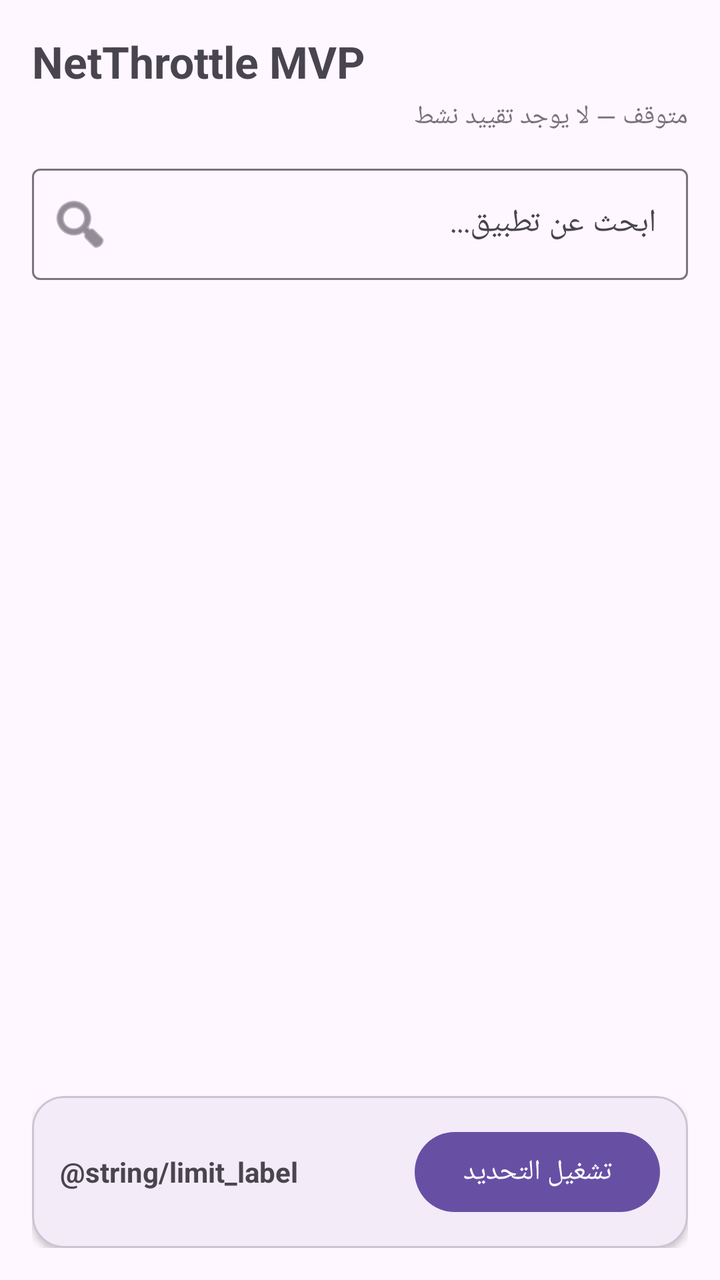
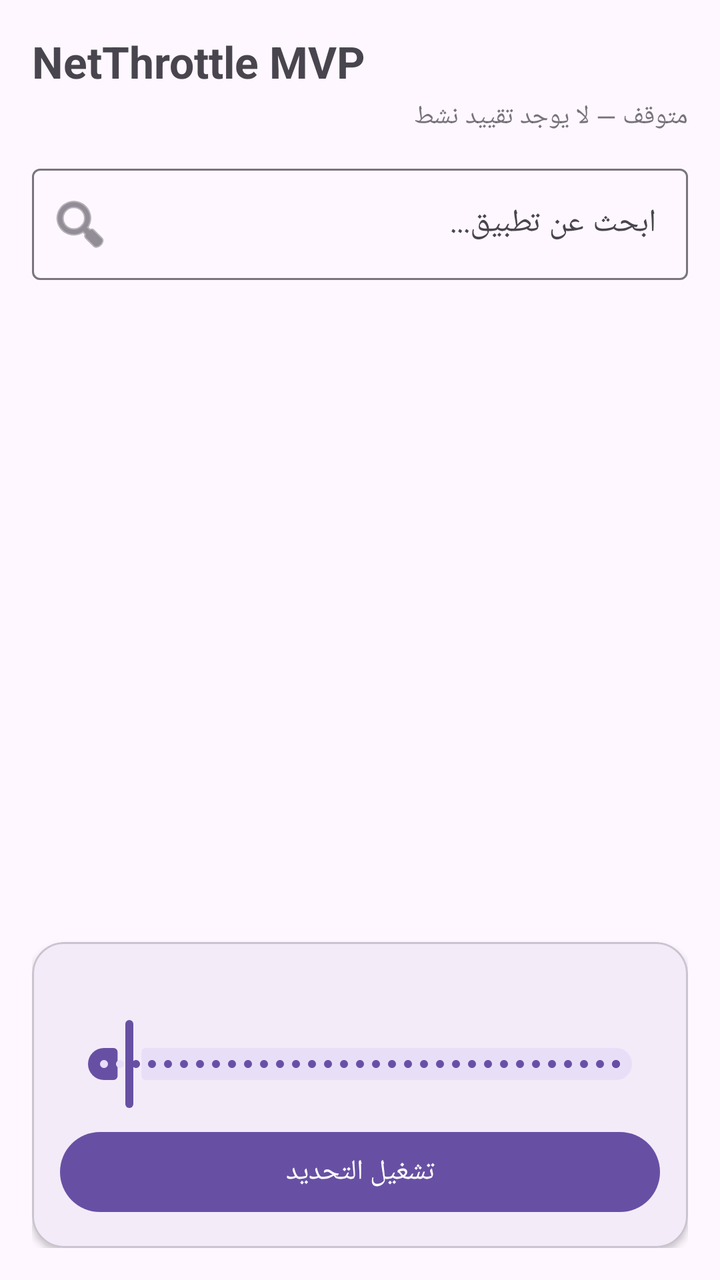

Before-and-after screenshots of an Android layout around one commit, followed by the original layout XML and the change that was made.
<!-- AndroidManifest.xml: application theme Theme.Material3.DayNight.NoActionBar -->
<!-- res/layout/activity_main.xml -->
<?xml version="1.0" encoding="utf-8"?>
<androidx.coordinatorlayout.widget.CoordinatorLayout xmlns:android="http://schemas.android.com/apk/res/android"
    xmlns:app="http://schemas.android.com/apk/res-auto"
    android:layout_width="match_parent"
    android:layout_height="match_parent"
    android:fitsSystemWindows="true">

    <LinearLayout
        android:layout_width="match_parent"
        android:layout_height="match_parent"
        android:orientation="vertical"
        android:padding="16dp">

        <TextView
            android:id="@+id/tvTitle"
            android:layout_width="match_parent"
            android:layout_height="wrap_content"
            android:text="@string/app_name"
            android:textSize="22sp"
            android:textStyle="bold" />

        <TextView
            android:id="@+id/tvStatus"
            android:layout_width="match_parent"
            android:layout_height="wrap_content"
            android:layout_marginTop="4dp"
            android:text="@string/status_idle"
            android:textSize="13sp"
            android:alpha="0.75" />

        <com.google.android.material.textfield.TextInputLayout
            android:layout_width="match_parent"
            android:layout_height="wrap_content"
            android:layout_marginTop="12dp"
            app:startIconDrawable="@android:drawable/ic_menu_search">

            <com.google.android.material.textfield.TextInputEditText
                android:id="@+id/etSearch"
                android:layout_width="match_parent"
                android:layout_height="wrap_content"
                android:hint="@string/search_hint"
                android:inputType="text"
                android:singleLine="true" />
        </com.google.android.material.textfield.TextInputLayout>

        <androidx.recyclerview.widget.RecyclerView
            android:id="@+id/rvApps"
            android:layout_width="match_parent"
            android:layout_height="0dp"
            android:layout_marginTop="12dp"
            android:layout_weight="1"
            android:clipToPadding="false" />

        <com.google.android.material.card.MaterialCardView
            android:layout_width="match_parent"
            android:layout_height="wrap_content"
            android:layout_marginTop="12dp"
            app:cardCornerRadius="16dp"
            app:cardElevation="2dp">

            <LinearLayout
                android:layout_width="match_parent"
                android:layout_height="wrap_content"
                android:gravity="center_vertical"
                android:orientation="horizontal"
                android:padding="14dp">

                <TextView
                    android:id="@+id/tvLimitInfo"
                    android:layout_width="0dp"
                    android:layout_height="wrap_content"
                    android:layout_weight="1"
                    android:text="@string/limit_label"
                    android:textSize="14sp"
                    android:textStyle="bold" />

                <com.google.android.material.button.MaterialButton
                    android:id="@+id/btnToggle"
                    android:layout_width="wrap_content"
                    android:layout_height="wrap_content"
                    android:text="@string/start_throttle" />
            </LinearLayout>
        </com.google.android.material.card.MaterialCardView>

    </LinearLayout>

</androidx.coordinatorlayout.widget.CoordinatorLayout>
<!-- resources referenced by this layout -->
<resources>
  <string name="app_name">NetThrottle MVP</string>
  <string name="search_hint">ابحث عن تطبيق...</string>
  <string name="start_throttle">تشغيل التحديد</string>
  <string name="status_idle">متوقف — لا يوجد تقييد نشط</string>
</resources>

<!-- the commit's change to res/layout/activity_main.xml (unified diff, before → after) -->
@@ -24,9 +24,9 @@
             android:layout_width="match_parent"
             android:layout_height="wrap_content"
             android:layout_marginTop="4dp"
+            android:alpha="0.75"
             android:text="@string/status_idle"
-            android:textSize="13sp"
-            android:alpha="0.75" />
+            android:textSize="13sp" />
 
         <com.google.android.material.textfield.TextInputLayout
             android:layout_width="match_parent"
@@ -61,23 +61,31 @@
             <LinearLayout
                 android:layout_width="match_parent"
                 android:layout_height="wrap_content"
-                android:gravity="center_vertical"
-                android:orientation="horizontal"
+                android:orientation="vertical"
                 android:padding="14dp">
 
                 <TextView
                     android:id="@+id/tvLimitInfo"
-                    android:layout_width="0dp"
+                    android:layout_width="match_parent"
                     android:layout_height="wrap_content"
-                    android:layout_weight="1"
-                    android:text="@string/limit_label"
                     android:textSize="14sp"
                     android:textStyle="bold" />
 
+                <com.google.android.material.slider.Slider
+                    android:id="@+id/sliderSpeedLimit"
+                    android:layout_width="match_parent"
+                    android:layout_height="wrap_content"
+                    android:layout_marginTop="4dp"
+                    android:stepSize="50.0"
+                    android:value="150.0"
+                    android:valueFrom="50.0"
+                    android:valueTo="2050.0" />
+
                 <com.google.android.material.button.MaterialButton
                     android:id="@+id/btnToggle"
-                    android:layout_width="wrap_content"
+                    android:layout_width="match_parent"
                     android:layout_height="wrap_content"
+                    android:layout_marginTop="6dp"
                     android:text="@string/start_throttle" />
             </LinearLayout>
         </com.google.android.material.card.MaterialCardView>
